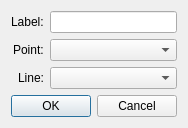
Before: the Qt Designer form Dialogs/AddLineDialogs/addlineparallel.ui in LFriday13/geometry-toolbox, drawn with Qt 5.
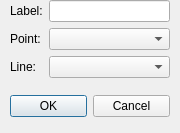
After: the same form once the commit is applied.

Patch:
```diff
--- a/Dialogs/AddLineDialogs/addlineparallel.ui
+++ b/Dialogs/AddLineDialogs/addlineparallel.ui
@@ -7,18 +7,38 @@
     <x>0</x>
     <y>0</y>
     <width>180</width>
-    <height>125</height>
+    <height>133</height>
    </rect>
   </property>
   <property name="windowTitle">
    <string>Dialog</string>
   </property>
-  <layout class="QVBoxLayout" name="verticalLayout">
-   <item>
+  <widget class="QDialogButtonBox" name="buttonBox">
+   <property name="geometry">
+    <rect>
+     <x>10</x>
+     <y>90</y>
+     <width>160</width>
+     <height>32</height>
+    </rect>
+   </property>
+   <property name="orientation">
+    <enum>Qt::Horizontal</enum>
+   </property>
+   <property name="standardButtons">
+    <set>QDialogButtonBox::Cancel|QDialogButtonBox::Ok</set>
+   </property>
+  </widget>
+  <widget class="QWidget" name="formLayoutWidget">
+   <property name="geometry">
+    <rect>
+     <x>10</x>
+     <y>0</y>
+     <width>160</width>
+     <height>80</height>
+    </rect>
+   </property>
     <layout class="QFormLayout" name="formLayout">
-     <property name="labelAlignment">
-      <set>Qt::AlignRight|Qt::AlignTrailing|Qt::AlignVCenter</set>
-     </property>
      <item row="0" column="0">
       <widget class="QLabel" name="labelLabel">
        <property name="text">
@@ -50,18 +70,7 @@
       <widget class="QComboBox" name="lineComboBox"/>
      </item>
     </layout>
-   </item>
-   <item>
-    <widget class="QDialogButtonBox" name="buttonBox">
-     <property name="orientation">
-      <enum>Qt::Horizontal</enum>
-     </property>
-     <property name="standardButtons">
-      <set>QDialogButtonBox::Cancel|QDialogButtonBox::Ok</set>
-     </property>
-    </widget>
-   </item>
-  </layout>
+  </widget>
  </widget>
  <resources/>
  <connections>
```
Lines whose indentation alone changed are shown as unchanged.
